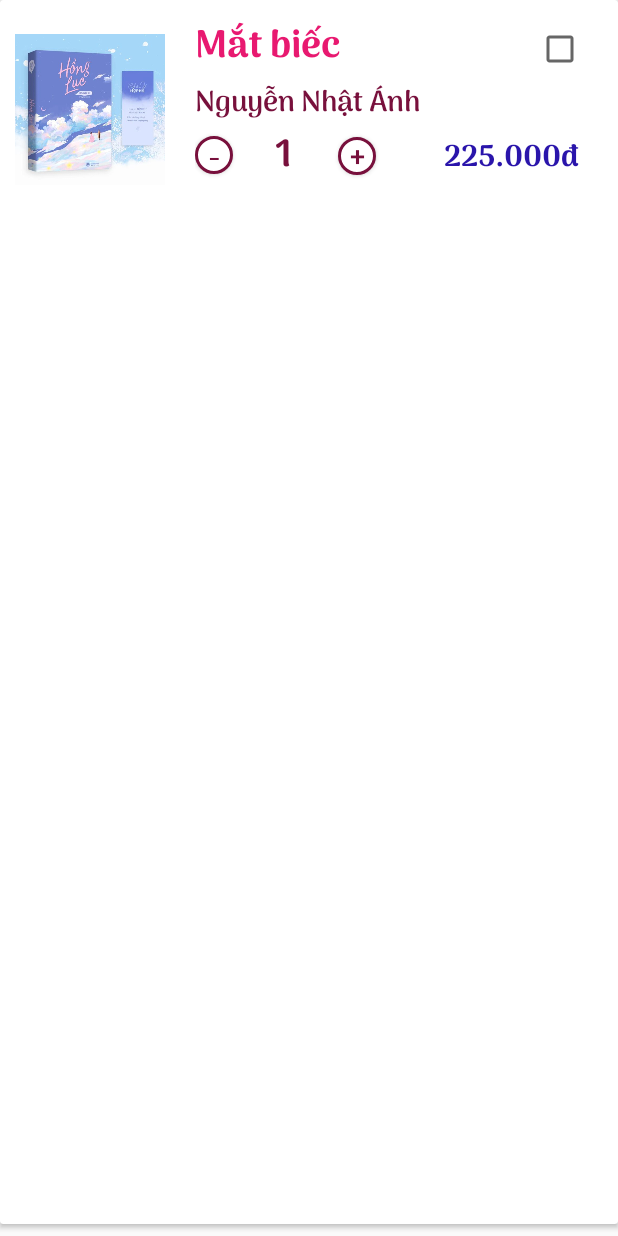
After one commit to Nhuwynee/SellBooks, an Android app: the layout item_cart.xml on its own in the app's theme, with its tools: preview values and no code run, on a phone screen of 412 x 824 dp. The commit adds this screen. Run offline under Robolectric (Android 15) with nearby library versions, the phone set to English and light mode, and no system bars.

Commit message:
Cart Page with RecycleView & CartAdapter

```diff
--- a/app/src/main/AndroidManifest.xml
+++ b/app/src/main/AndroidManifest.xml
@@ -17,6 +17,7 @@
         <activity android:name=".forgot_pass"/>
         <activity android:name=".trangchu"/>
         <activity android:name=".ViewBooks"/>
+        <activity android:name=".CartPage"/>
         <activity
             android:name=".MainActivity"
             android:exported="true">
--- /dev/null
+++ b/app/src/main/res/drawable/btn_tanggiam.xml
@@ -0,0 +1,10 @@
+<?xml version="1.0" encoding="utf-8"?>
+
+<shape xmlns:android="http://schemas.android.com/apk/res/android"
+    android:shape="oval">
+    <solid android:color="#ffffffff" />
+    <stroke
+        android:width="2dp"
+        android:color="#78103C"
+        /> <!-- Màu viền -->
+</shape>
--- /dev/null
+++ b/app/src/main/res/layout/item_cart.xml
@@ -0,0 +1,147 @@
+<?xml version="1.0" encoding="utf-8"?>
+<androidx.cardview.widget.CardView xmlns:android="http://schemas.android.com/apk/res/android"
+    android:layout_width="match_parent"
+    android:layout_height="wrap_content"
+    xmlns:app="http://schemas.android.com/apk/res-auto"
+    android:background="@color/white"
+    android:layout_marginBottom="8dp">
+    <LinearLayout
+        android:layout_width="match_parent"
+        android:layout_height="match_parent"
+        android:orientation="horizontal"
+        android:padding="10dp">
+
+        <ImageView
+            android:id="@+id/book_img"
+            android:layout_width="100dp"
+            android:layout_height="126dp"
+            android:layout_marginRight="20dp"
+            android:scaleType="fitCenter"
+            android:src="@drawable/hong_luc"></ImageView>
+        <RelativeLayout
+            android:layout_width="match_parent"
+            android:layout_height="wrap_content"
+            android:gravity="center_vertical">
+            <LinearLayout
+                android:id="@+id/cart_detail"
+                android:layout_width="wrap_content"
+                android:minWidth="210dp"
+                android:layout_height="wrap_content"
+                android:layout_marginRight="15dp"
+                android:layout_alignParentLeft="true"
+                android:orientation="vertical">
+                <LinearLayout
+                    android:layout_width="wrap_content"
+                    android:layout_height="wrap_content" >
+                    <TextView
+                        android:id="@+id/book_title"
+                        android:layout_width="wrap_content"
+                        android:layout_height="wrap_content"
+                        android:ellipsize="end"
+                        android:fontFamily="@font/arima_bold"
+                        android:maxLines="2"
+                        android:minHeight="35dp"
+                        android:text="Mắt biếc"
+                        android:textColor="#E81970"
+                        android:textSize="25sp"></TextView>
+
+                    <CheckBox
+                        android:layout_width="wrap_content"
+                        android:layout_height="wrap_content"
+                        android:layout_marginLeft="130dp"
+                        android:textColor="@color/black"
+                        />
+                </LinearLayout>
+
+
+                <TextView
+                    android:id="@+id/book_author"
+                    android:layout_width="wrap_content"
+                    android:layout_height="30dp"
+                    android:text="Nguyễn Nhật Ánh"
+                    android:ellipsize="end"
+                    android:fontFamily="@font/arima_semibold"
+                    android:maxLines="2"
+                    android:minHeight="35dp"
+                    android:textColor="#78103C"
+                    android:textSize="19sp">></TextView>
+
+                <LinearLayout
+                    android:layout_width="wrap_content"
+                    android:layout_height="wrap_content"
+                    >
+                    <Button
+                        android:id="@+id/btngiamsoluong"
+                        android:layout_width="25dp"
+                        android:layout_height="25dp"
+                        android:gravity="center"
+                        android:text="-"
+                        android:fontFamily="@font/arima_bold"
+                        android:paddingBottom="9dp"
+                        android:textColor="#78103C"
+                        android:background="@drawable/btn_tanggiam"
+                        android:textSize="18sp"></Button>
+
+                    <TextView
+                        android:id="@+id/book_sl"
+                        android:layout_width="wrap_content"
+                        android:layout_height="wrap_content"
+                        android:layout_marginStart="8dp"
+                        android:paddingLeft="20dp"
+                        android:text="1"
+                        android:textColor="#78103C"
+                        android:textSize="25sp"
+                        android:fontFamily="@font/arima_bold"
+                        android:textStyle="bold"></TextView>
+
+                    <Button
+                        android:id="@+id/btntangsoluong"
+                        android:layout_width="25dp"
+                        android:layout_height="25dp"
+                        android:layout_marginStart="30dp"
+                        android:gravity="center"
+                        android:text="+"
+                        android:paddingBottom="5dp"
+                        android:textColor="#78103C"
+                        android:background="@drawable/btn_tanggiam"
+                        android:textSize="18sp"></Button>
+                <TextView
+                    android:id="@+id/book_price"
+                    android:layout_width="wrap_content"
+                    android:layout_height="wrap_content"
+                    android:text="225.000đ"
+                    android:textColor="#2A15AB"
+                    android:layout_marginStart="45dp"
+                    android:fontFamily="@font/arima_bold"
+                    android:textSize="20sp"></TextView>
+                </LinearLayout>
+                <LinearLayout
+                    android:layout_width="wrap_content"
+                    android:layout_height="wrap_content"
+                    android:layout_marginTop="5dp"
+                    android:gravity="center_vertical"
+                    android:orientation="horizontal">
+
+
+                </LinearLayout>
+            </LinearLayout>
+            <LinearLayout
+                android:layout_width="wrap_content"
+                android:layout_height="match_parent"
+                android:layout_alignParentRight="true">
+<!--                <ImageButton-->
+<!--                    android:id="@+id/btnRemove"-->
+<!--                    android:layout_width="40dp"-->
+<!--                    android:layout_height="30dp"-->
+<!--                    android:layout_marginRight="6dp"-->
+<!--                    android:layout_gravity="center_vertical"-->
+<!--                    android:src="@drawable/ic_bag"-->
+<!--                    android:textAllCaps="false"-->
+<!--                    android:textColor="@color/white"></ImageButton>-->
+            </LinearLayout>
+        </RelativeLayout>
+
+
+    </LinearLayout>
+
+</androidx.cardview.widget.CardView>
```
Also changed, not shown: app/src/main/java/com/example/bansach/CartAdapter.java (added, +59 -0 lines), app/src/main/java/com/example/bansach/CartPage.java (added, +37 -0 lines), app/src/main/java/com/example/bansach/MainActivity.java (+104 -74 lines), app/src/main/java/com/example/bansach/model/Book.java (+7 -0 lines), app/src/main/res/drawable/border_shape.xml (added, +10 -0 lines), app/src/main/res/layout/cart_main.xml (+21 -8 lines), app/src/main/res/drawable/cart_pink.png (added), app/src/main/res/drawable/hong_luc_3.jpg (added).
